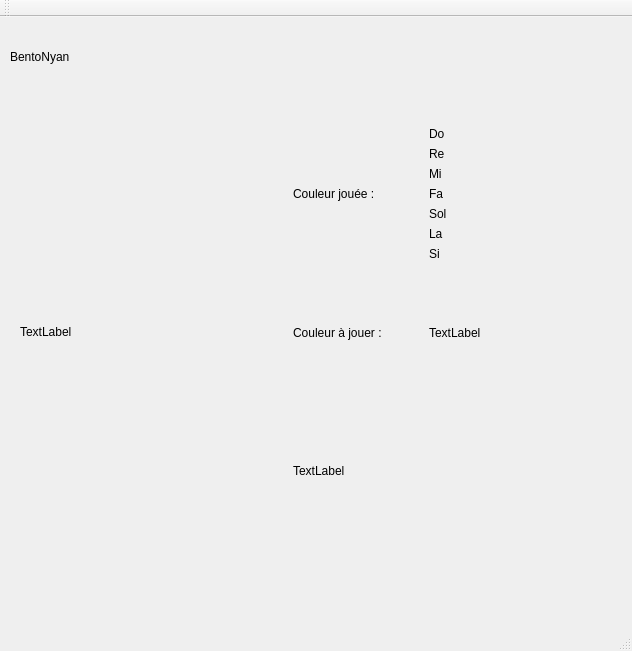
First picture: the form in bento.ui, repository costesjean/BentoNyan, before the edit.
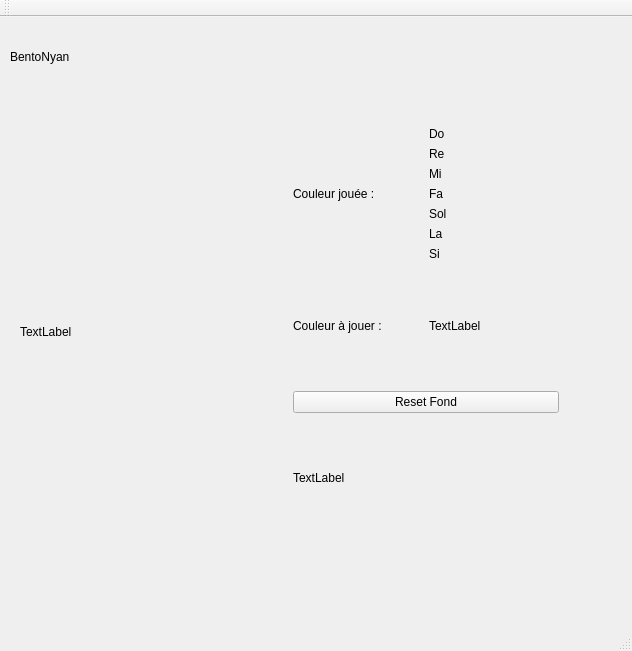
Second picture: the form after the edit.

Patch:
```diff
--- a/bento.ui
+++ b/bento.ui
@@ -121,6 +121,13 @@
          </item>
         </layout>
        </item>
+       <item>
+        <widget class="QPushButton" name="resetFond">
+         <property name="text">
+          <string>Reset Fond</string>
+         </property>
+        </widget>
+       </item>
        <item>
         <widget class="QLabel" name="ImageFond">
          <property name="text">
```
